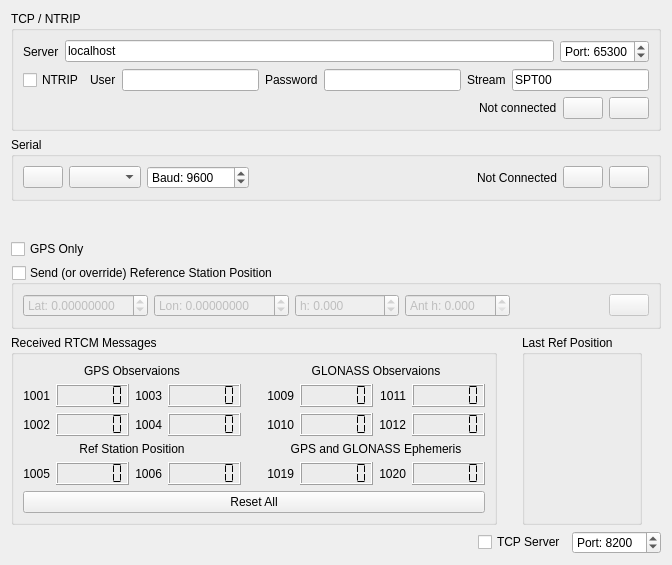
vedderb/rise_sdvp, file Linux/RControlStation/rtcmwidget.ui: the form before one commit.
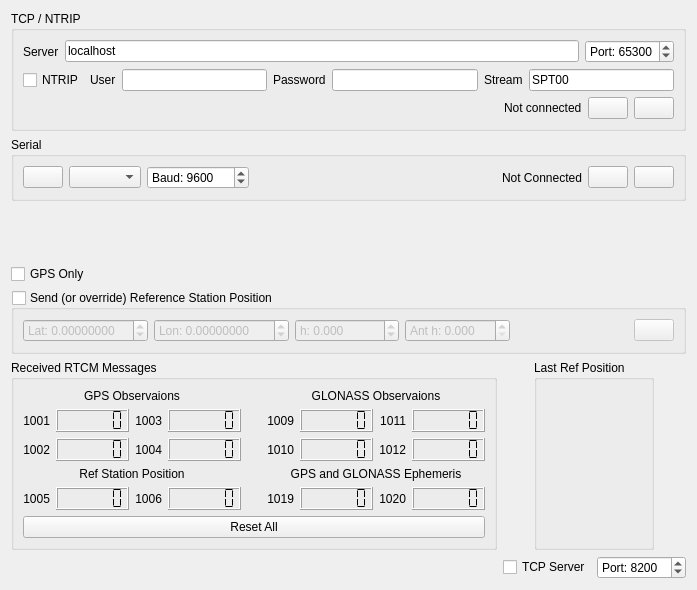
The form after the commit. Icons and pictures are not drawn.

Commit message: Base station tab major usability update

```diff
--- a/Linux/RControlStation/rtcmwidget.ui
+++ b/Linux/RControlStation/rtcmwidget.ui
@@ -6,8 +6,8 @@
    <rect>
     <x>0</x>
     <y>0</y>
-    <width>672</width>
-    <height>565</height>
+    <width>697</width>
+    <height>590</height>
    </rect>
   </property>
   <property name="windowTitle">
```
The commit also changes 6 other files.
